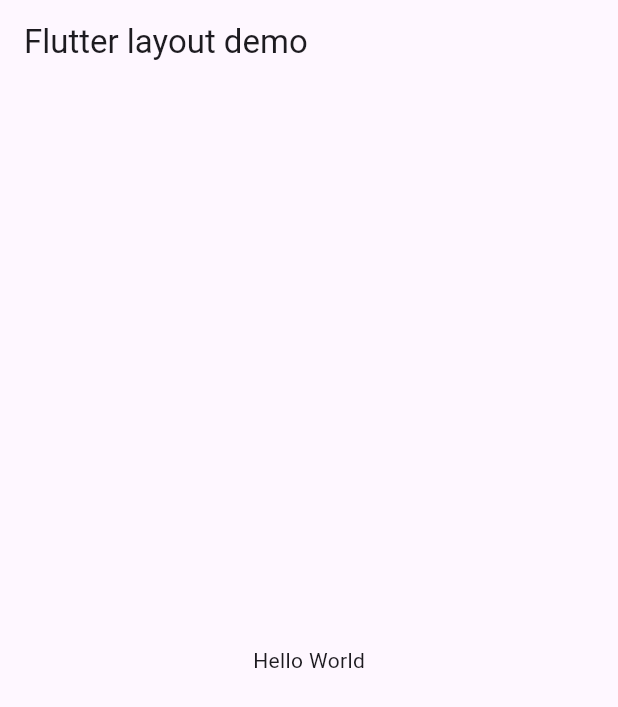
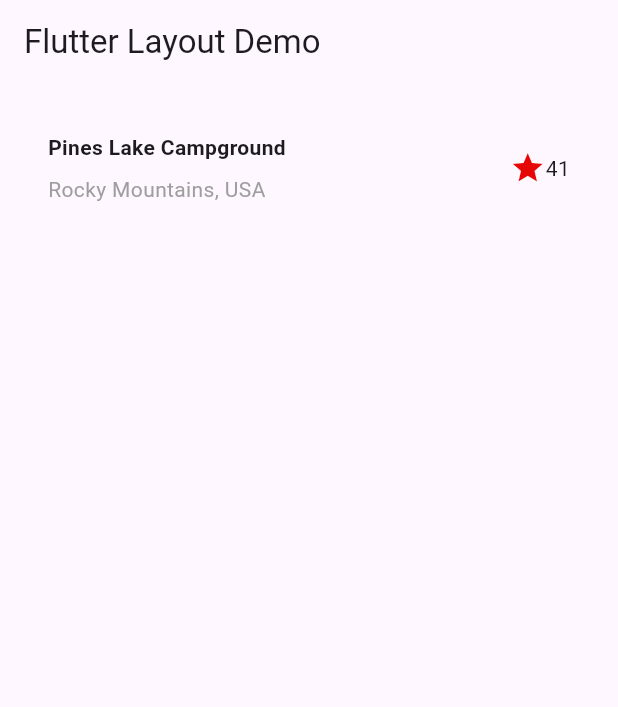
Before and after one commit to rheinaputri/Pertemuan-5---Flutter-2, a Flutter app: the screen it shows after launch, on a phone screen of 412 x 824 dp. Shown: the top 707 px of the screen. Run offline on Flutter 3.47's test engine with Material 3 defaults, Android fonts, the phone set to English and light mode, and no system bars.

Commit message:
Jobsheet Flutter 2  - Praktikum 1

```diff
--- a/layout_flutter/lib/main.dart
+++ b/layout_flutter/lib/main.dart
@@ -1,68 +1,119 @@
 import 'package:flutter/material.dart';
 
 void main() {
-  runApp(const MyApp());
+  runApp(MyApp());
 }
 
 class MyApp extends StatelessWidget {
-  const MyApp({super.key});
+  MyApp({super.key});
 
-  // This widget is the root of your application.
+  // Bagian title
+  final Widget titleSection = Container(
+    padding: const EdgeInsets.all(32.0),
+    child: Row(
+      children: [
+        Expanded(
+          // soal 1
+          child: Column(
+            crossAxisAlignment: CrossAxisAlignment.start,
+            children: [
+              // soal 2
+              Container(
+                padding: const EdgeInsets.only(bottom: 8.0),
+                child: const Text(
+                  'Pines Lake Campground',
+                  style: TextStyle(fontWeight: FontWeight.bold),
+                ),
+              ),
+              const Text(
+                'Rocky Mountains, USA',
+                style: TextStyle(color: Colors.grey),
+              ),
+            ],
+          ),
+        ),
+        // soal 3
+        const Icon(
+          Icons.star, color: Color.fromARGB(255, 231, 6, 6)
+          ),
+        const Text('41'),
+      ],
+    ),
+  );
+
+  // Fungsi helper untuk membuat tombol
+  Column _buildButtonColumn(Color color, IconData icon, String label) {
+    return Column(
+      mainAxisSize: MainAxisSize.min,
+      mainAxisAlignment: MainAxisAlignment.center,
+      children: [
+        Icon(icon, color: color),
+        Container(
+          margin: const EdgeInsets.only(top: 8.0),
+          child: Text(
+            label,
+            style: TextStyle(
+              fontSize: 12,
+              fontWeight: FontWeight.w400,
+              color: color,
+            ),
+          ),
+        ),
+      ],
+    );
+  }
+
   @override
   Widget build(BuildContext context) {
+    Color color = Theme.of(context).primaryColor;
+
+    final buttonSection = Row(
+      mainAxisAlignment: MainAxisAlignment.spaceEvenly,
+      children: [
+        _buildButtonColumn(color, Icons.call, 'CALL'),
+        _buildButtonColumn(color, Icons.near_me, 'ROUTE'),
+        _buildButtonColumn(color, Icons.share, 'SHARE'),
+      ],
+    );
+
+    const textSection = Padding(
+      padding: EdgeInsets.all(32.0),
+      child: Text(
+        'Terletak di tepi danau yang dikelilingi hutan pinus dan pegunungan, '
+        'Danau Pines Campground menawarkan pengalaman berkemah yang tenang dan menenangkan. '
+        'Saat malam tiba, langit dipenuhi bintang dan suasana hangat api unggun menemani percakapan '
+        'di antara tenda-tenda. Tempat ini menjadi pilihan sempurna untuk menikmati keindahan alam '
+        'dan ketenangan jauh dari keramaian.',
+        softWrap: true,
+      ),
+    );
+
     return MaterialApp(
-      title: 'Flutter layout: Rheina Putri Ferdiansyah dan 2341760084',
+      title: 'Flutter Layout: Rheina Putri Ferdiansyah (2341760084)',
       home: Scaffold(
-        appBar: AppBar(title: const Text('Flutter layout demo')),
-        body: const Center(child: Text('Hello World')),
+        appBar: AppBar(
+          title: const Text('Flutter Layout Demo')
+          ),
+
+          body: Column(
+            children:[
+              titleSection
+            ]
+          )
+        // body: ListView(
+        //   children: [
+        //     Image.asset(
+        //       'images/campground.jpeg',
+        //       width: 600,
+        //       height: 240,
+        //       fit: BoxFit.cover,
+        //     ),
+        //     titleSection,
+        //     buttonSection,
+        //     textSection,
+        //   ],
+        // ),
       ),
     );
   }
 }
-
-class MyHomePage extends StatefulWidget {
-  const MyHomePage({super.key, required this.title});
-
-  final String title;
-
-  @override
-  State<MyHomePage> createState() => _MyHomePageState();
-}
-
-class _MyHomePageState extends State<MyHomePage> {
-  int _counter = 0;
-
-  void _incrementCounter() {
-    setState(() {
-      _counter++;
-    });
-  }
-
-  @override
-  Widget build(BuildContext context) {
-    return Scaffold(
-      appBar: AppBar(
-        backgroundColor: Theme.of(context).colorScheme.inversePrimary,
-        title: Text(widget.title),
-      ),
-      body: Center(
-        child: Column(
-          // Column is also a layout widget. It takes a list of children and
-          mainAxisAlignment: MainAxisAlignment.center,
-          children: <Widget>[
-            const Text('You have pushed the button this many times:'),
-            Text(
-              '$_counter',
-              style: Theme.of(context).textTheme.headlineMedium,
-            ),
-          ],
-        ),
-      ),
-      floatingActionButton: FloatingActionButton(
-        onPressed: _incrementCounter,
-        tooltip: 'Increment',
-        child: const Icon(Icons.add),
-      ), // This trailing comma makes auto-formatting nicer for build methods.
-    );
-  }
-}
```
Also changed, not shown: layout_flutter/pubspec.yaml (+3 -68 lines), layout_flutter/image.png (added), layout_flutter/images/campground.jpeg (added), layout_flutter/images/praktikum1.png (added), 2 other files.
